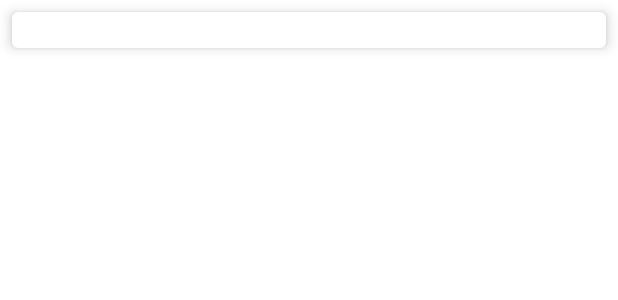
After one commit to stoll2882/Pocket-Bartender, an Android app: the layout card_view_list_item.xml on its own in the app's theme, with its tools: preview values and no code run, on a phone screen of 412 x 824 dp. The commit adds this screen. Shown: the top 300 px of the screen. Run offline under Robolectric (Android 15) with nearby library versions, the phone set to English and light mode, and no system bars; network calls fail.

Commit message:
added recycler view stuff from PA6 and updated Drink class

```diff
--- /dev/null
+++ b/app/src/main/res/layout/card_view_list_item.xml
@@ -0,0 +1,27 @@
+<?xml version="1.0" encoding="utf-8"?>
+<androidx.cardview.widget.CardView
+    xmlns:android="http://schemas.android.com/apk/res/android"
+    xmlns:card_view="http://schemas.android.com/apk/res-auto"
+    android:id="@+id/myCardView1"
+    android:layout_width="match_parent"
+    android:layout_height="24dp"
+    android:layout_margin="8dp"
+    card_view:cardCornerRadius="4dp"
+    card_view:cardElevation="5dp"
+    android:foreground="?android:attr/selectableItemBackground">
+
+    <LinearLayout
+        android:layout_width="match_parent"
+        android:layout_height="match_parent"
+        android:orientation="vertical">
+
+        <TextView
+            android:id="@+id/myText1"
+            android:layout_width="match_parent"
+            android:layout_height="wrap_content"
+            android:textAlignment="center"
+            android:textAppearance="@style/TextAppearance.AppCompat.Title"/>
+
+    </LinearLayout>
+
+</androidx.cardview.widget.CardView>
```
Also changed, not shown: app/src/main/java/com/toll/sam/pocketbartender/BrowseDrinksFragment.java (+134 -1 lines), app/src/main/java/com/toll/sam/pocketbartender/Drink.java (+16 -2 lines).
